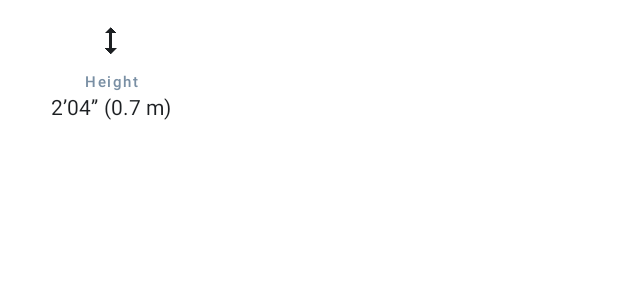
After one commit to ivannavratil/SofaScoreAndroidAcademyProject, an Android app: the layout pokemon_detail_info_tile.xml on its own in the app's theme, with its tools: preview values and no code run, on a phone screen of 412 x 824 dp. The commit adds this screen. Shown: the top 300 px of the screen. Run offline under Robolectric (Android 15) with nearby library versions, the phone set to English and light mode, and no system bars.

Commit message:
PokemonDetail stats height/weight added

```diff
--- /dev/null
+++ b/app/src/main/res/layout/pokemon_detail_info_tile.xml
@@ -0,0 +1,50 @@
+<?xml version="1.0" encoding="utf-8"?>
+<androidx.constraintlayout.widget.ConstraintLayout xmlns:android="http://schemas.android.com/apk/res/android"
+    xmlns:app="http://schemas.android.com/apk/res-auto"
+    xmlns:tools="http://schemas.android.com/tools"
+    android:layout_width="148dp"
+    android:layout_height="96dp">
+
+
+    <androidx.constraintlayout.widget.ConstraintLayout
+        android:layout_width="wrap_content"
+        android:layout_height="wrap_content"
+        app:layout_constraintBottom_toBottomOf="parent"
+        app:layout_constraintEnd_toEndOf="parent"
+        app:layout_constraintStart_toStartOf="parent"
+        app:layout_constraintTop_toTopOf="parent">
+
+        <ImageView
+            android:id="@+id/image"
+            android:layout_width="24dp"
+            android:layout_height="24dp"
+            android:src="@drawable/ic_height"
+            app:layout_constraintEnd_toEndOf="parent"
+            app:layout_constraintStart_toStartOf="parent"
+            app:layout_constraintTop_toTopOf="parent" />
+
+        <TextView
+            android:id="@+id/att_key"
+            style="@style/DescriptionColdGrayCenter"
+            android:layout_width="wrap_content"
+            android:layout_height="wrap_content"
+            android:layout_marginTop="8dp"
+            app:layout_constraintEnd_toEndOf="parent"
+            app:layout_constraintStart_toStartOf="parent"
+            app:layout_constraintTop_toBottomOf="@id/image"
+            tools:text="Height" />
+
+        <TextView
+            android:id="@+id/att_val"
+            style="@style/BodyDarkCenter"
+            android:layout_width="wrap_content"
+            android:layout_height="wrap_content"
+            app:layout_constraintEnd_toEndOf="parent"
+            app:layout_constraintStart_toStartOf="parent"
+            app:layout_constraintTop_toBottomOf="@id/att_key"
+            tools:text="2’04” (0.7 m)" />
+
+    </androidx.constraintlayout.widget.ConstraintLayout>
+
+
+</androidx.constraintlayout.widget.ConstraintLayout>
```
Also changed, not shown: app/src/main/res/layout/activity_detail_pokemon.xml (+8 -8 lines), app/src/main/res/layout/pokemon_detail_height_weight.xml (added, +37 -0 lines).
